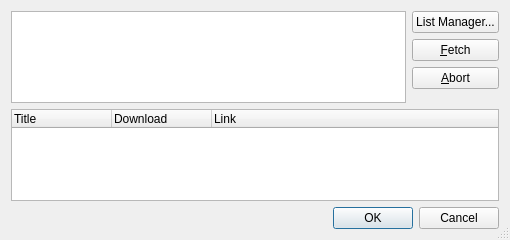
guendto/abby, file rc/rssdlg.ui: the form before one commit.
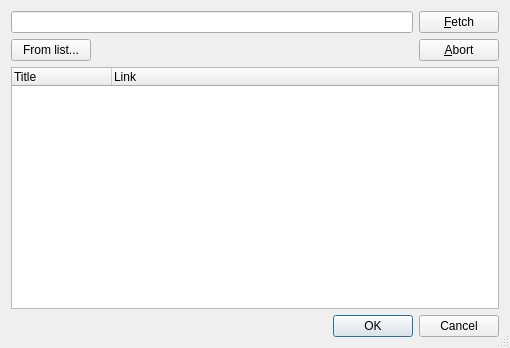
The form after the commit. Icons and pictures are not drawn.

```diff
--- a/rc/rssdlg.ui
+++ b/rc/rssdlg.ui
@@ -9,7 +9,7 @@
     <x>0</x>
     <y>0</y>
     <width>510</width>
-    <height>240</height>
+    <height>348</height>
    </rect>
   </property>
   <property name="windowTitle" >
@@ -20,28 +20,11 @@
   </property>
   <layout class="QGridLayout" name="gridLayout" >
    <item row="0" column="0" >
-    <layout class="QHBoxLayout" name="horizontalLayout" >
+    <layout class="QVBoxLayout" name="verticalLayout" >
      <item>
-      <widget class="QTextEdit" name="linkEdit" />
-     </item>
-     <item>
-      <layout class="QVBoxLayout" name="verticalLayout" >
+      <layout class="QHBoxLayout" name="horizontalLayout_2" >
        <item>
-        <widget class="QPushButton" name="pushButton_3" >
-         <property name="text" >
-          <string>List Manager...</string>
-         </property>
-         <property name="icon" >
-          <iconset resource="abby.qrc" >
-           <normaloff>:/address-book-new.png</normaloff>:/address-book-new.png</iconset>
-         </property>
-         <property name="iconSize" >
-          <size>
-           <width>16</width>
-           <height>16</height>
-          </size>
-         </property>
-        </widget>
+        <widget class="QLineEdit" name="linkEdit" />
        </item>
        <item>
         <widget class="QPushButton" name="fetchButton" >
@@ -60,10 +43,14 @@
          </property>
         </widget>
        </item>
+      </layout>
+     </item>
+     <item>
+      <layout class="QHBoxLayout" name="horizontalLayout" >
        <item>
-        <widget class="QPushButton" name="abortButton" >
+        <widget class="QPushButton" name="loadButton" >
          <property name="text" >
-          <string>&amp;Abort</string>
+          <string>From list...</string>
          </property>
          <property name="icon" >
           <iconset resource="abby.qrc" >
@@ -78,34 +65,67 @@
         </widget>
        </item>
        <item>
-        <spacer name="verticalSpacer" >
+        <spacer name="horizontalSpacer" >
          <property name="orientation" >
-          <enum>Qt::Vertical</enum>
+          <enum>Qt::Horizontal</enum>
          </property>
          <property name="sizeHint" stdset="0" >
           <size>
-           <width>20</width>
-           <height>40</height>
+           <width>40</width>
+           <height>20</height>
           </size>
          </property>
         </spacer>
        </item>
+       <item>
+        <widget class="QPushButton" name="abortButton" >
+         <property name="text" >
+          <string>&amp;Abort</string>
+         </property>
+         <property name="icon" >
+          <iconset resource="abby.qrc" >
+           <normaloff>:/process-stop.png</normaloff>:/process-stop.png</iconset>
+         </property>
+         <property name="iconSize" >
+          <size>
+           <width>16</width>
+           <height>16</height>
+          </size>
+         </property>
+        </widget>
+       </item>
       </layout>
      </item>
     </layout>
    </item>
    <item row="1" column="0" >
     <widget class="QTreeWidget" name="itemsTree" >
+     <property name="sizePolicy" >
+      <sizepolicy vsizetype="Expanding" hsizetype="Minimum" >
+       <horstretch>0</horstretch>
+       <verstretch>0</verstretch>
+      </sizepolicy>
+     </property>
+     <property name="autoExpandDelay" >
+      <number>-1</number>
+     </property>
+     <property name="rootIsDecorated" >
+      <bool>false</bool>
+     </property>
+     <property name="uniformRowHeights" >
+      <bool>false</bool>
+     </property>
+     <property name="sortingEnabled" >
+      <bool>false</bool>
+     </property>
+     <property name="headerHidden" >
+      <bool>false</bool>
+     </property>
      <column>
       <property name="text" >
        <string>Title</string>
       </property>
      </column>
-     <column>
-      <property name="text" >
-       <string>Download</string>
-      </property>
-     </column>
      <column>
       <property name="text" >
        <string>Link</string>
@@ -113,7 +133,7 @@
      </column>
     </widget>
    </item>
-   <item row="3" column="0" >
+   <item row="2" column="0" >
     <widget class="QDialogButtonBox" name="buttonBox" >
      <property name="orientation" >
       <enum>Qt::Horizontal</enum>
```
Left out of the diff: 2 changed lines with no effect on the pictures.
